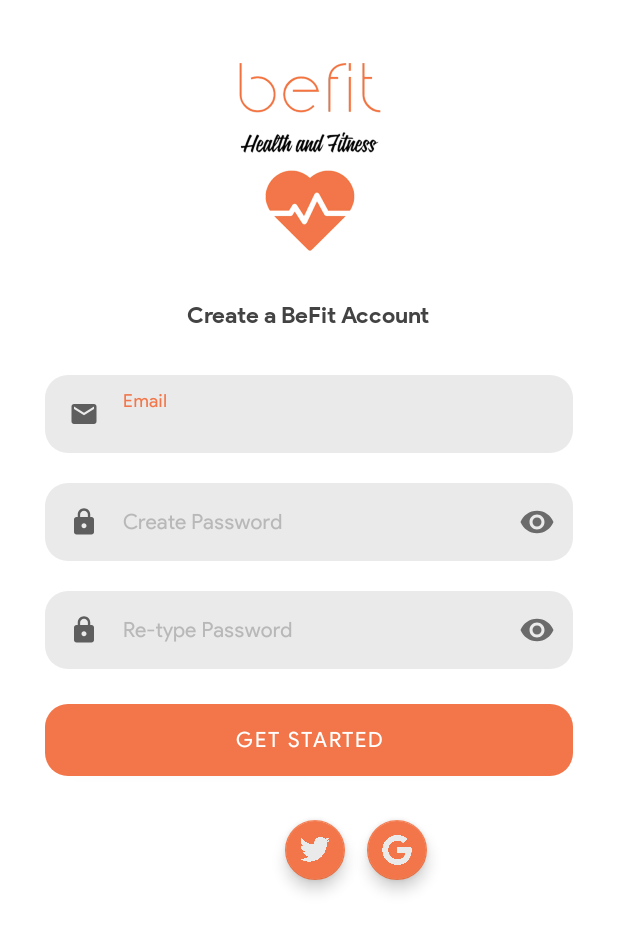
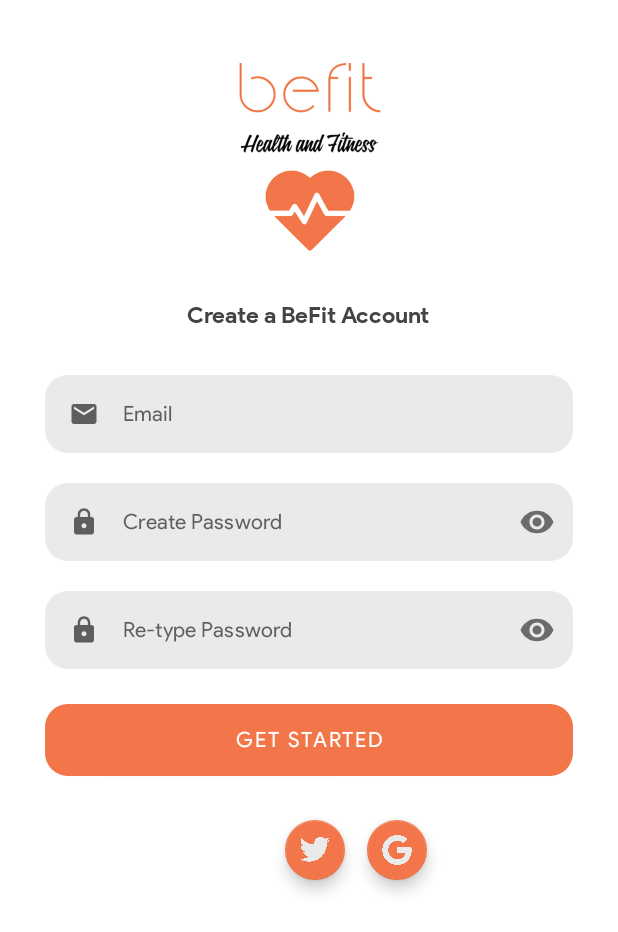
Before and after one commit to Nishant-nj2000/BeFit-Health_and_Fitness_App, an Android app: the Register screen opened directly, with no data from a screen before it, on a phone screen of 412 x 824 dp. Shown: the top 932 px of the screen. Run offline under Robolectric (Android 15) with nearby library versions, the phone set to English and light mode, and no system bars.

Commit message:
frontend login register complete

```diff
--- a/app/src/main/res/layout/activity_register.xml
+++ b/app/src/main/res/layout/activity_register.xml
@@ -48,26 +48,30 @@
             android:textSize="15sp"
             android:textStyle="bold"/>
 
+
         <com.google.android.material.textfield.TextInputLayout
             android:layout_width="match_parent"
             android:layout_height="wrap_content"
             android:textColorHint="#B9B8B8"
+            app:hintEnabled="false"
+            android:layout_marginTop="30dp"
             app:boxStrokeWidth="0dp"
             app:boxStrokeWidthFocused="0dp">
             <EditText
+                android:id="@+id/email"
                 android:layout_width="match_parent"
                 android:layout_height="wrap_content"
-                android:layout_marginTop="30dp"
+                android:layout_marginTop="0dp"
                 android:background="@drawable/edittext_bg"
-                android:fontFamily="@font/product_sans"
                 android:drawableStart="@drawable/ic_baseline_email_24"
                 android:drawableLeft="@drawable/ic_baseline_email_24"
                 android:drawablePadding="16dp"
+                android:fontFamily="@font/product_sans"
+                android:hint="Email"
+                android:includeFontPadding="true"
                 android:inputType="textEmailAddress"
                 android:padding="16dp"
-                android:id="@+id/email"
-                android:textSize="14sp"
-                android:hint="Email" />
+                android:textSize="14sp" />
         </com.google.android.material.textfield.TextInputLayout>
 
 
@@ -75,31 +79,32 @@
             android:layout_width="match_parent"
             android:layout_height="wrap_content"
             android:textColorHint="#B9B8B8"
-            app:passwordToggleEnabled="true"
             app:boxStrokeWidth="0dp"
-            app:boxStrokeWidthFocused="0dp">
+            app:hintEnabled="false"
+            app:boxStrokeWidthFocused="0dp"
+            app:passwordToggleEnabled="true">
+
             <EditText
+                android:id="@+id/password"
                 android:layout_width="match_parent"
                 android:layout_height="wrap_content"
                 android:layout_marginTop="20dp"
-                android:fontFamily="@font/product_sans"
                 android:background="@drawable/edittext_bg"
                 android:drawableStart="@drawable/ic_baseline_lock_24"
                 android:drawablePadding="16dp"
+                android:fontFamily="@font/product_sans"
+                android:hint="Create Password"
                 android:inputType="textPassword"
                 android:padding="16dp"
-                android:textSize="14sp"
-                android:id="@+id/password"
-                android:hint="Create Password" />
+                android:textSize="14sp" />
         </com.google.android.material.textfield.TextInputLayout>
-
-
 
         <com.google.android.material.textfield.TextInputLayout
             android:layout_width="match_parent"
             android:layout_height="wrap_content"
             android:textColorHint="#B9B8B8"
             app:passwordToggleEnabled="true"
+            app:hintEnabled="false"
             app:boxStrokeWidth="0dp"
             app:boxStrokeWidthFocused="0dp">
             <EditText
--- a/app/src/main/res/values/style.xml
+++ b/app/src/main/res/values/style.xml
@@ -8,5 +8,8 @@
     <style name="splashscreen" parent="Theme.AppCompat.Light.NoActionBar">
         <item name="android:windowBackground">@drawable/background_splashscreen</item>
     </style>
-
+    <style name="CustomCheckbox" parent="@style/Widget.AppCompat.CompoundButton.CheckBox">
+        <item name="android:button">@drawable/checkbox_selector</item>
+        <item name="android:background">@android:color/transparent</item>
+    </style>
 </resources>
```
Also changed, not shown: app/src/main/java/com/example/befit_healthandfitnessapplication/Forgot_Password.java (+36 -1 lines), app/src/main/java/com/example/befit_healthandfitnessapplication/MainActivity.java (+31 -2 lines), app/src/main/java/com/example/befit_healthandfitnessapplication/Register.java (+39 -2 lines), app/src/main/res/layout/activity_forgot_password.xml (+12 -1 lines), app/src/main/res/layout/activity_main.xml (+17 -14 lines).
